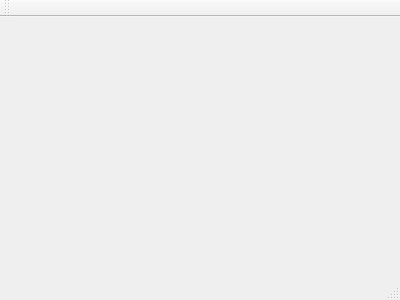
Above: mainApp/mainwindow.ui from oAlexandro/cvStereoPair before the change. Below: the same form after it.
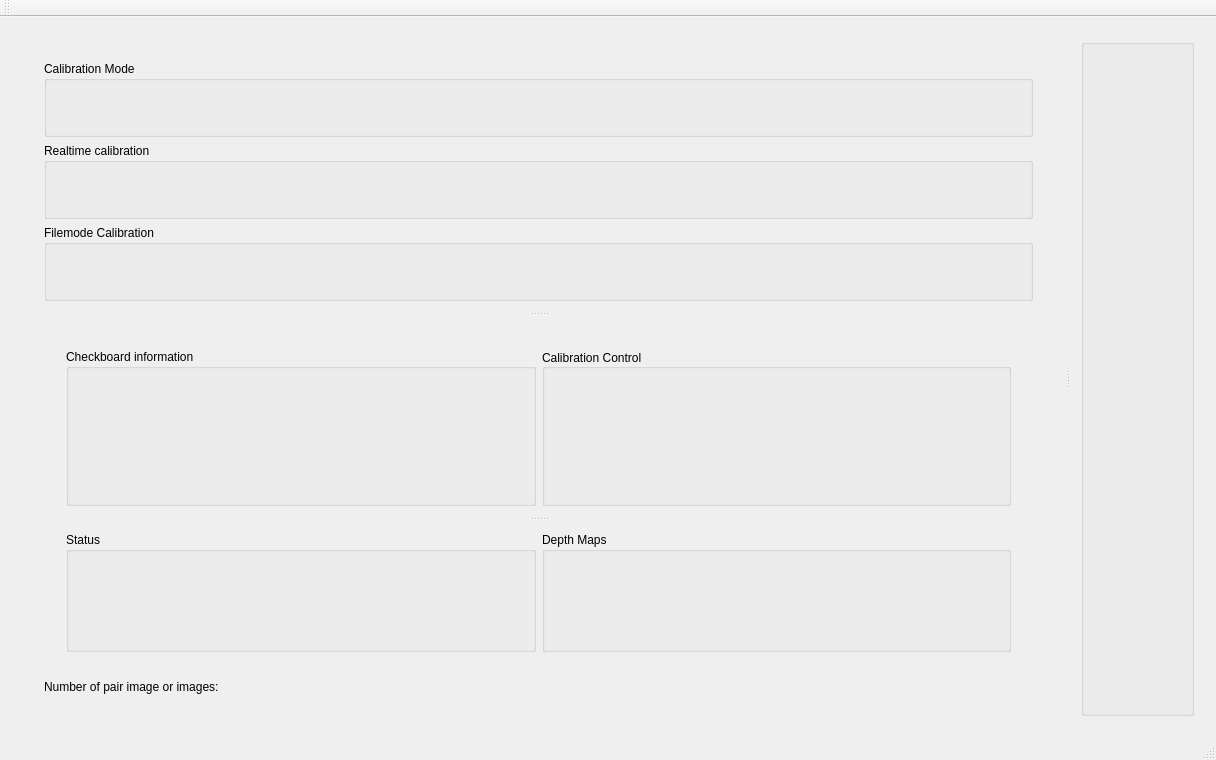
That is the form after the change.

```diff
--- a/mainApp/mainwindow.ui
+++ b/mainApp/mainwindow.ui
@@ -1,24 +1,193 @@
 <ui version="4.0">
  <class>MainWindow</class>
- <widget class="QMainWindow" name="MainWindow" >
-  <property name="geometry" >
+ <widget class="QMainWindow" name="MainWindow">
+  <property name="geometry">
    <rect>
     <x>0</x>
     <y>0</y>
-    <width>400</width>
-    <height>300</height>
+    <width>1216</width>
+    <height>760</height>
    </rect>
   </property>
   <property name="windowTitle" >
    <string>MainWindow</string>
   </property>
-  <widget class="QMenuBar" name="menuBar" />
-  <widget class="QToolBar" name="mainToolBar" />
-  <widget class="QWidget" name="centralWidget" />
-  <widget class="QStatusBar" name="statusBar" />
+  <widget class="QWidget" name="centralWidget">
+   <layout class="QHBoxLayout" name="horizontalLayout">
+    <item>
+     <widget class="QSplitter" name="splitter">
+      <property name="orientation">
+       <enum>Qt::Horizontal</enum>
+      </property>
+      <property name="opaqueResize">
+       <bool>true</bool>
+      </property>
+      <widget class="QWidget" name="verticalLayoutWidget">
+       <layout class="QVBoxLayout" name="leftPart">
+        <item>
+         <widget class="QWidget" name="widget" native="true">
+          <layout class="QVBoxLayout" name="verticalLayout_3">
+           <item>
+            <widget class="QSplitter" name="splitter_2">
+             <property name="orientation">
+              <enum>Qt::Vertical</enum>
+             </property>
+             <widget class="QWidget" name="verticalLayoutWidget_3">
+              <layout class="QVBoxLayout" name="leftTopPart">
+               <item>
+                <widget class="QGroupBox" name="gb_calibmode">
+                 <property name="title">
+                  <string>Calibration Mode</string>
+                 </property>
+                </widget>
+               </item>
+               <item>
+                <widget class="QGroupBox" name="gb_realtimeCalib">
+                 <property name="title">
+                  <string>Realtime calibration</string>
+                 </property>
+                </widget>
+               </item>
+               <item>
+                <widget class="QGroupBox" name="gb_filemodeCalib">
+                 <property name="title">
+                  <string>Filemode Calibration</string>
+                 </property>
+                </widget>
+               </item>
+              </layout>
+             </widget>
+             <widget class="QWidget" name="verticalLayoutWidget_4">
+              <layout class="QVBoxLayout" name="leftBottomPart">
+               <item>
+                <widget class="QWidget" name="widget_2" native="true">
+                 <layout class="QVBoxLayout" name="verticalLayout_4">
+                  <item>
+                   <widget class="QSplitter" name="splitter_3">
+                    <property name="orientation">
+                     <enum>Qt::Vertical</enum>
+                    </property>
+                    <property name="opaqueResize">
+                     <bool>true</bool>
+                    </property>
+                    <property name="childrenCollapsible">
+                     <bool>true</bool>
+                    </property>
+                    <widget class="QWidget" name="horizontalLayoutWidget">
+                     <layout class="QHBoxLayout" name="layout_infoAndControl">
+                      <item>
+                       <widget class="QGroupBox" name="gb_checkboardInfo">
+                        <property name="title">
+                         <string>Checkboard information</string>
+                        </property>
+                       </widget>
+                      </item>
+                      <item>
+                       <widget class="QGroupBox" name="gb_calibControl">
+                        <property name="title">
+                         <string>Calibration Control</string>
+                        </property>
+                        <property name="alignment">
+                         <set>Qt::AlignLeading|Qt::AlignLeft|Qt::AlignVCenter</set>
+                        </property>
+                        <property name="flat">
+                         <bool>false</bool>
+                        </property>
+                        <layout class="QVBoxLayout" name="verticalLayout_6">
+                         <item>
+                          <layout class="QVBoxLayout" name="layout_calibControl"/>
+                         </item>
+                        </layout>
+                       </widget>
+                      </item>
+                     </layout>
+                    </widget>
+                    <widget class="QWidget" name="horizontalLayoutWidget_2">
+                     <layout class="QHBoxLayout" name="horizontalLayout_3">
+                      <item>
+                       <widget class="QGroupBox" name="gb_status">
+                        <property name="title">
+                         <string>Status</string>
+                        </property>
+                       </widget>
+                      </item>
+                      <item>
+                       <widget class="QGroupBox" name="gb_depthMaps">
+                        <property name="title">
+                         <string>Depth Maps</string>
+                        </property>
+                       </widget>
+                      </item>
+                     </layout>
+                    </widget>
+                   </widget>
+                  </item>
+                 </layout>
+                </widget>
+               </item>
+               <item>
+                <layout class="QHBoxLayout" name="layout_numberOfImgs">
+                 <item>
+                  <widget class="QLabel" name="label_numberOfImgs">
+                   <property name="text">
+                    <string>Number of pair image or images:</string>
+                   </property>
+                  </widget>
+                 </item>
+                 <item>
+                  <widget class="QLabel" name="label_count">
+                   <property name="text">
+                    <string/>
+                   </property>
+                  </widget>
+                 </item>
+                </layout>
+               </item>
+              </layout>
+             </widget>
+            </widget>
+           </item>
+          </layout>
+         </widget>
+        </item>
+       </layout>
+      </widget>
+      <widget class="QWidget" name="verticalLayoutWidget_2">
+       <layout class="QVBoxLayout" name="rightPart">
+        <item>
+         <widget class="QGroupBox" name="gb_cameras">
+          <property name="title">
+           <string/>
+          </property>
+         </widget>
+        </item>
+       </layout>
+      </widget>
+     </widget>
+    </item>
+   </layout>
+  </widget>
+  <widget class="QMenuBar" name="menuBar">
+   <property name="geometry">
+    <rect>
+     <x>0</x>
+     <y>0</y>
+     <width>1216</width>
+     <height>21</height>
+    </rect>
+   </property>
+  </widget>
+  <widget class="QToolBar" name="mainToolBar">
+   <attribute name="toolBarArea">
+    <enum>TopToolBarArea</enum>
+   </attribute>
+   <attribute name="toolBarBreak">
+    <bool>false</bool>
+   </attribute>
+  </widget>
+  <widget class="QStatusBar" name="statusBar"/>
  </widget>
- <layoutDefault spacing="6" margin="11" />
- <pixmapfunction></pixmapfunction>
+ <layoutdefault spacing="6" margin="11"/>
  <resources/>
  <connections/>
 </ui>
```
Left out of the diff: 3 changed lines with no effect on the pictures.
